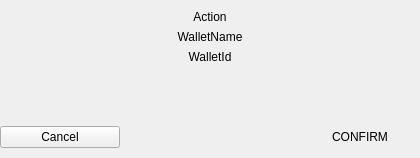
The window that BlockSettleUILib/ManageEncryption/EnterWalletNewPassword.ui (BlockSettle/common) describes before a commit, drawn with Qt 5.
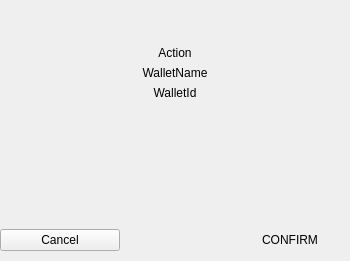
The same window after the commit. Custom widgets are drawn as their Qt base class.

Patch:
```diff
--- a/BlockSettleUILib/ManageEncryption/EnterWalletNewPassword.ui
+++ b/BlockSettleUILib/ManageEncryption/EnterWalletNewPassword.ui
@@ -6,8 +6,8 @@
    <rect>
     <x>0</x>
     <y>0</y>
-    <width>420</width>
-    <height>158</height>
+    <width>350</width>
+    <height>261</height>
    </rect>
   </property>
   <property name="sizePolicy">
@@ -18,13 +18,13 @@
   </property>
   <property name="minimumSize">
    <size>
-    <width>420</width>
+    <width>350</width>
     <height>0</height>
    </size>
   </property>
   <property name="maximumSize">
    <size>
-    <width>420</width>
+    <width>350</width>
     <height>16777215</height>
    </size>
   </property>
@@ -44,6 +44,31 @@
    <property name="bottomMargin">
     <number>0</number>
    </property>
+   <item>
+    <widget class="QLabel" name="labelSpacer">
+     <property name="minimumSize">
+      <size>
+       <width>0</width>
+       <height>30</height>
+      </size>
+     </property>
+     <property name="maximumSize">
+      <size>
+       <width>16777215</width>
+       <height>30</height>
+      </size>
+     </property>
+     <property name="text">
+      <string/>
+     </property>
+     <property name="alignment">
+      <set>Qt::AlignCenter</set>
+     </property>
+     <property name="whiteLabel" stdset="0">
+      <bool>true</bool>
+     </property>
+    </widget>
+   </item>
    <item>
     <widget class="QLabel" name="labelAction">
      <property name="text">
@@ -86,6 +111,9 @@
    <item>
     <widget class="QWidget" name="widget" native="true">
      <layout class="QVBoxLayout" name="verticalLayout">
+      <property name="topMargin">
+       <number>30</number>
+      </property>
       <item>
        <widget class="WalletKeysSubmitNewWidget" name="widgetSubmitKeys" native="true">
         <property name="sizePolicy">
```
